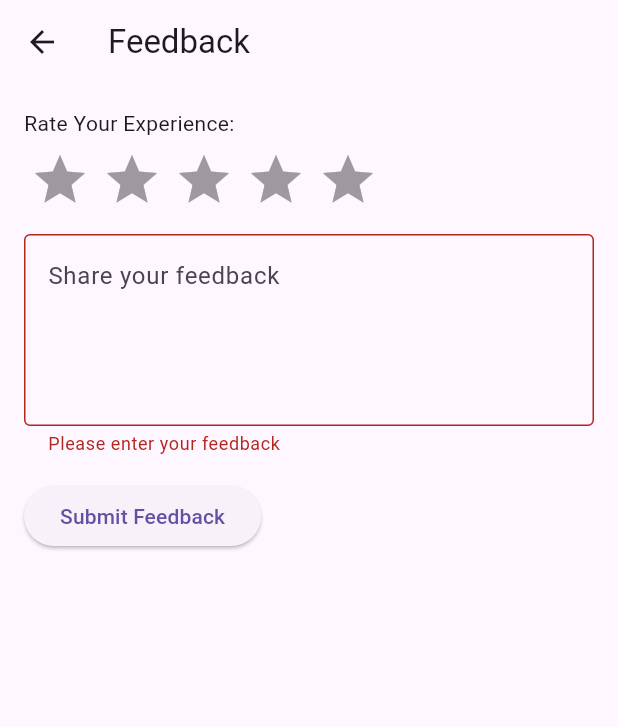
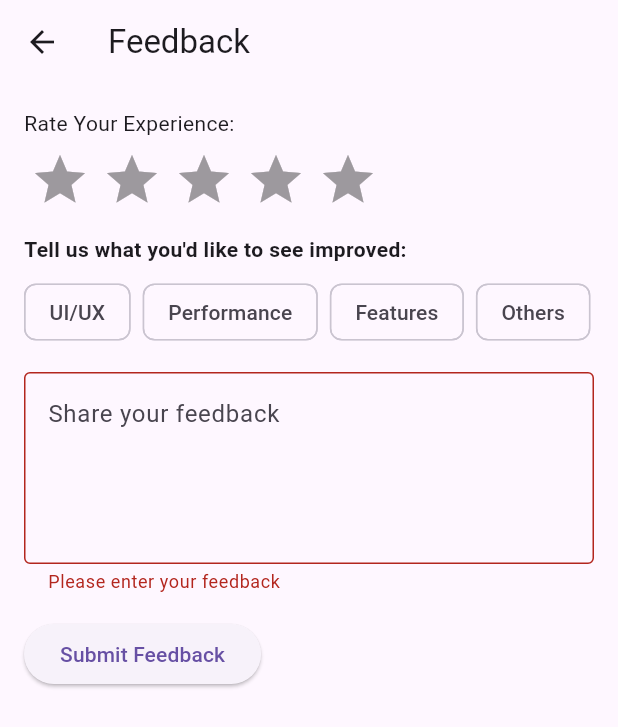
Before and after one commit to kclaudeeager/Simple-budgeting-app, a Flutter app: the FeedbackScreen screen opened directly, after a tap on "Submit Feedback", on a phone screen of 412 x 824 dp. Shown: the top 727 px of the screen. Run offline on Flutter 3.47's test engine with Material 3 defaults, Android fonts, the light colour scheme and no system bars; drawn by our look-alikes of flutter_rating_bar; our stand-ins replace get.

```diff
--- a/lib/main.dart
+++ b/lib/main.dart
@@ -1,4 +1,5 @@
 import 'package:flutter/material.dart';
+import 'package:get/get.dart';
 import 'screens/home_screen.dart';
 
 void main() {
@@ -10,12 +11,12 @@ class MyApp extends StatelessWidget {
 
   @override
   Widget build(BuildContext context) {
-    return MaterialApp(
+    return GetMaterialApp(
       title: 'Budgeting App',
       theme: ThemeData(
         primarySwatch: Colors.blue,
       ),
-      home: HomeScreen(),
+      home: const HomeScreen(),
     );
   }
 }
--- a/lib/screens/feedback_screen.dart
+++ b/lib/screens/feedback_screen.dart
@@ -12,10 +12,16 @@ class _FeedbackScreenState extends State<FeedbackScreen> {
   final _formKey = GlobalKey<FormState>();
   String _feedbackText = '';
   double _rating = 0.0;
+  final List<String> _elementsToImprovement = ['UI/UX', 'Performance', 'Features', 'Others'];
+  final List<String> _selectedImprovements = [];
 
   void _submitFeedback() async {
     if (_formKey.currentState!.validate()) {
       _formKey.currentState?.save();
+
+      debugPrint('Rating: $_rating');
+      debugPrint('Feedback: $_feedbackText');
+      debugPrint('Improvements: $_selectedImprovements');
 
       // Here, you can either store the feedback locally or send it to a backend server
       await _storeFeedbackLocally();
@@ -46,12 +52,15 @@ class _FeedbackScreenState extends State<FeedbackScreen> {
   Widget build(BuildContext context) {
     return Scaffold(
       appBar: AppBar(
-        title: Text('Feedback'),
+        title: const Text('Feedback'),
       ),
       body: Padding(
         padding: const EdgeInsets.all(16.0),
         child: Form(
           key: _formKey,
+          child: ConstrainedBox(
+            constraints: const BoxConstraints(maxWidth: 400),
+            child: SingleChildScrollView(
               child: Column(
                 crossAxisAlignment: CrossAxisAlignment.start,
                 children: [
@@ -74,7 +83,30 @@ class _FeedbackScreenState extends State<FeedbackScreen> {
                       });
                     },
                   ),
-              SizedBox(height: 16.0),
+                  const SizedBox(height: 16.0),
+                  const Text("Tell us what you'd like to see improved:",
+                      style: TextStyle(fontWeight: FontWeight.bold)),
+                  const SizedBox(height: 8.0),
+                 Wrap(
+                spacing: 8.0,
+                children: _elementsToImprovement.map((element) {
+                  return ChoiceChip(
+                    label: Text(element),
+                    selected: _selectedImprovements.contains(element),
+                    onSelected: (selected) {
+                      setState(() {
+                        if (selected) {
+                          _selectedImprovements.add(element);
+                        } else {
+                          _selectedImprovements.remove(element);
+                        }
+                      });
+                    },
+                    selectedColor: Colors.blue,
+                  );
+                }).toList(),
+              ),
+                  const SizedBox(height: 16.0),
                   TextFormField(
                     maxLines: 4,
                     decoration: const InputDecoration(
@@ -100,6 +132,8 @@ class _FeedbackScreenState extends State<FeedbackScreen> {
               ),
             ),
           ),
+        ),
+      ),
     );
   }
 }
```
Also changed, not shown: lib/screens/home_screen.dart (+43 -0 lines). Lines whose indentation alone changed are shown as unchanged.
